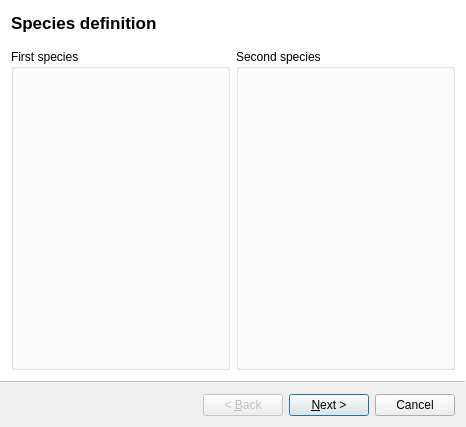
Qt form moldyn/ui/qt/create_model.ui (open-moldyn/moldyn) before a commit.
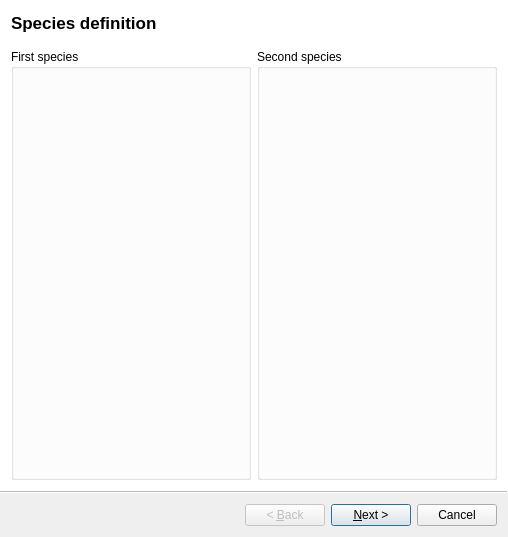
The same form after that commit.

Commit message: resize de fenêtre

What changed in the file:
```diff
--- a/moldyn/ui/qt/create_model.ui
+++ b/moldyn/ui/qt/create_model.ui
@@ -6,8 +6,8 @@
    <rect>
     <x>0</x>
     <y>0</y>
-    <width>466</width>
-    <height>427</height>
+    <width>508</width>
+    <height>537</height>
    </rect>
   </property>
   <property name="sizePolicy">
```
The commit also changes 1 other file.
